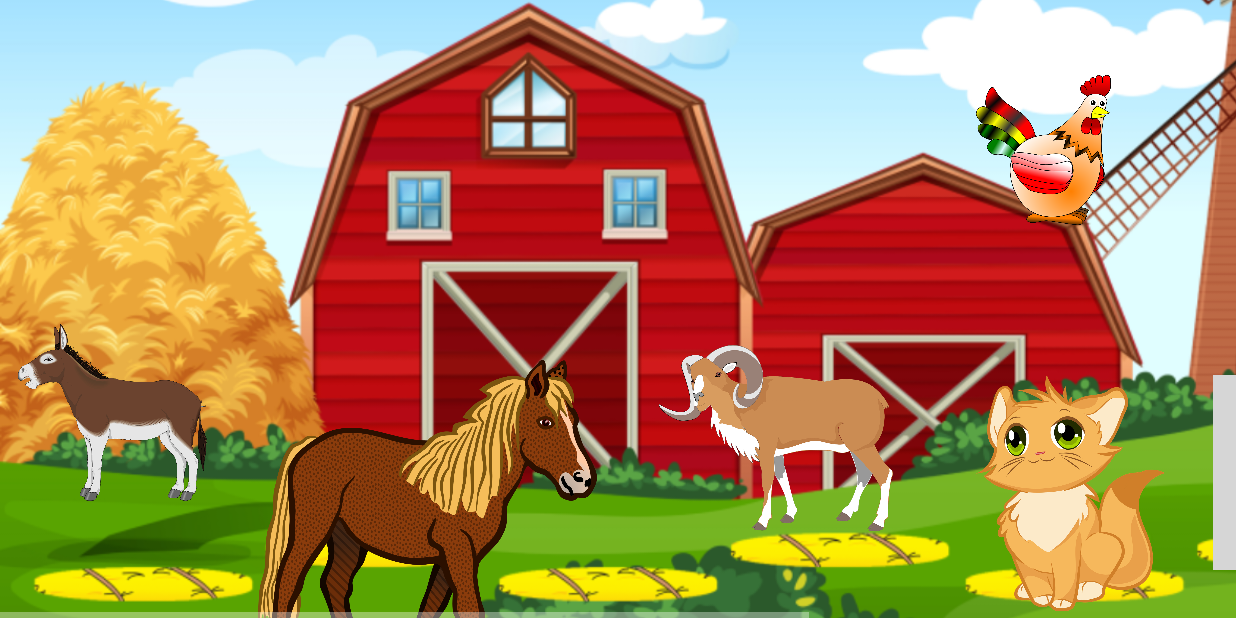
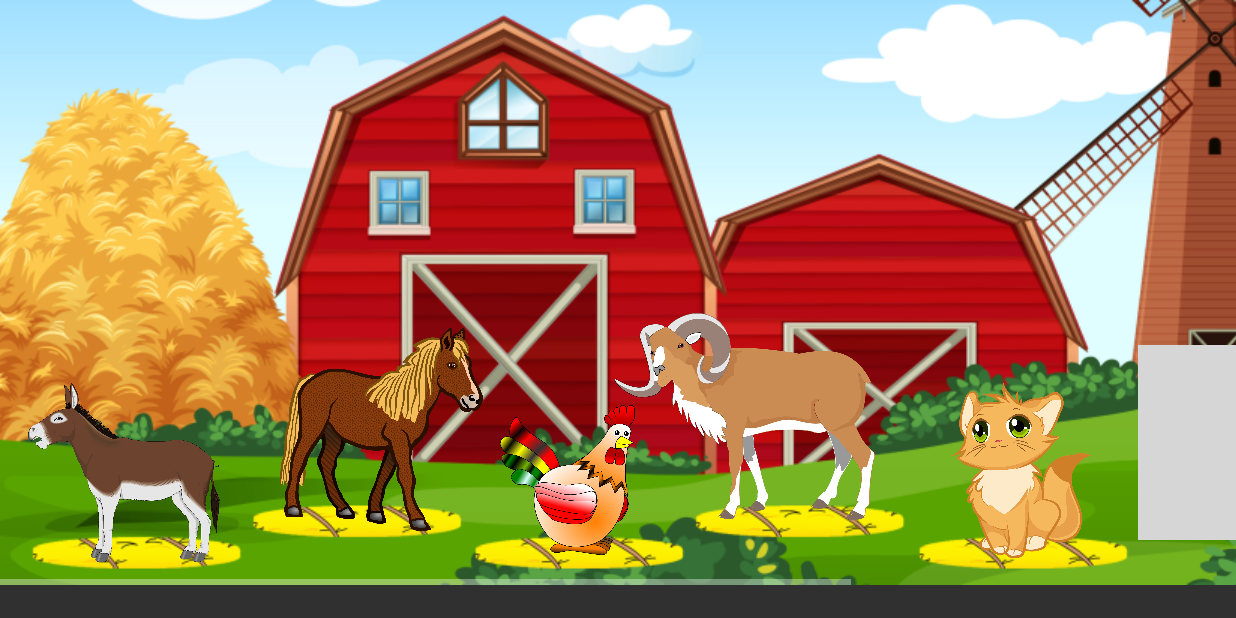
Before and after one commit to VictorHCH/AutiTec, an Android app: the Animales screen opened directly, with no data from a screen before it, on a phone screen of 824 x 412 dp (held sideways). Run offline under Robolectric (Android 15) with nearby library versions, the light colour scheme and no system bars; grey boxes are pictures that could not be loaded.

Commit message:
Versión 3.2.2
Ajuste de animales

```diff
--- a/Carrusel/app/src/main/res/layout/animales.xml
+++ b/Carrusel/app/src/main/res/layout/animales.xml
@@ -7,104 +7,113 @@
     tools:context=".Animales">
 
     <HorizontalScrollView
-        android:layout_width="match_parent"
-        android:layout_height="match_parent">
+        android:layout_width="wrap_content"
+        android:layout_height="wrap_content"
+        app:layout_constraintBottom_toBottomOf="parent"
+        app:layout_constraintLeft_toLeftOf="parent"
+        app:layout_constraintRight_toRightOf="parent"
+        app:layout_constraintTop_toTopOf="parent">
+
         <androidx.constraintlayout.widget.ConstraintLayout
             android:layout_width="match_parent"
-            android:layout_height="match_parent">
+            android:layout_height="match_parent"
+            app:layout_constraintBottom_toBottomOf="parent"
+            app:layout_constraintLeft_toLeftOf="parent"
+            app:layout_constraintRight_toRightOf="parent"
+            app:layout_constraintTop_toTopOf="parent">
 
 
             <ImageView
                 android:id="@+id/imageView"
-                android:layout_width="1257dp"
-                android:layout_height="422dp"
+                android:layout_width="wrap_content"
+                android:layout_height="wrap_content"
                 android:contentDescription="@string/fondo"
                 android:scaleType="fitXY"
                 app:layout_constraintBottom_toBottomOf="parent"
-                app:layout_constraintStart_toStartOf="parent"
+                app:layout_constraintHorizontal_bias="0.0"
+                app:layout_constraintLeft_toLeftOf="parent"
+                app:layout_constraintRight_toRightOf="parent"
                 app:layout_constraintTop_toTopOf="parent"
-                app:layout_constraintVertical_bias="1.0"
+                app:layout_constraintVertical_bias="0.0"
                 app:srcCompat="@drawable/fondo" />
 
             <ImageButton
                 android:id="@+id/burro"
-                android:layout_width="150dp"
-                android:layout_height="150dp"
-                android:layout_marginTop="210dp"
-                android:layout_marginEnd="100dp"
+                android:layout_width="165dp"
+                android:layout_height="139dp"
                 android:backgroundTint="#00FFFFFF"
                 android:contentDescription="@string/burro"
                 android:scaleType="fitCenter"
-                app:layout_constraintEnd_toEndOf="@id/imageView"
+                app:layout_constraintBottom_toBottomOf="parent"
                 app:layout_constraintHorizontal_bias="0.0"
-                app:layout_constraintStart_toStartOf="parent"
-                app:layout_constraintTop_toTopOf="@id/imageView"
+                app:layout_constraintLeft_toLeftOf="parent"
+                app:layout_constraintRight_toRightOf="parent"
+                app:layout_constraintTop_toTopOf="parent"
+                app:layout_constraintVertical_bias="0.98"
                 app:srcCompat="@drawable/burro_1"
                 tools:ignore="ImageContrastCheck" />
 
             <ImageButton
                 android:id="@+id/caballo"
-                android:layout_width="250dp"
-                android:layout_height="250dp"
-                android:layout_marginStart="10dp"
-                android:layout_marginTop="240dp"
+                android:layout_width="159dp"
+                android:layout_height="176dp"
                 android:backgroundTint="#00FFFFFF"
                 android:contentDescription="@string/caballo"
                 android:scaleType="fitStart"
-                app:layout_constraintEnd_toEndOf="parent"
-                app:layout_constraintHorizontal_bias="0.0"
-                app:layout_constraintStart_toEndOf="@+id/burro"
-                app:layout_constraintTop_toTopOf="@+id/imageView"
+                app:layout_constraintBottom_toBottomOf="parent"
+                app:layout_constraintHorizontal_bias="0.168"
+                app:layout_constraintLeft_toLeftOf="parent"
+                app:layout_constraintRight_toRightOf="parent"
+                app:layout_constraintTop_toTopOf="parent"
+                app:layout_constraintVertical_bias="0.976"
                 app:srcCompat="@drawable/caballo_1"
                 tools:ignore="ImageContrastCheck,ImageContrastCheck" />
 
             <ImageButton
                 android:id="@+id/cabra"
-                android:layout_width="180dp"
-                android:layout_height="150dp"
-                android:layout_marginStart="12dp"
-                android:layout_marginTop="230dp"
+                android:layout_width="197dp"
+                android:layout_height="181dp"
                 android:backgroundTint="#00FFFFFF"
                 android:contentDescription="@string/cabra"
                 android:scaleType="fitStart"
-                app:layout_constraintEnd_toEndOf="parent"
-                app:layout_constraintHorizontal_bias="0.008"
-                app:layout_constraintStart_toEndOf="@+id/caballo"
-                app:layout_constraintTop_toTopOf="@id/imageView"
+                app:layout_constraintBottom_toBottomOf="parent"
+                app:layout_constraintHorizontal_bias="0.398"
+                app:layout_constraintLeft_toLeftOf="parent"
+                app:layout_constraintRight_toRightOf="parent"
+                app:layout_constraintTop_toTopOf="parent"
+                app:layout_constraintVertical_bias="0.952"
                 app:srcCompat="@drawable/cabra_1"
                 tools:ignore="ImageContrastCheck" />
-
 
             <ImageButton
                 android:id="@+id/gallina"
                 android:layout_width="120dp"
                 android:layout_height="120dp"
-                android:layout_marginStart="20dp"
-                android:layout_marginTop="50dp"
                 android:backgroundTint="#00FFFFFF"
                 android:contentDescription="@string/gallina"
                 android:scaleType="fitStart"
-                app:layout_constraintEnd_toEndOf="parent"
-                app:layout_constraintHorizontal_bias="0.022"
-                app:layout_constraintStart_toEndOf="@+id/cabra"
-                app:layout_constraintTop_toTopOf="@id/imageView"
+                app:layout_constraintBottom_toBottomOf="parent"
+                app:layout_constraintHorizontal_bias="0.298"
+                app:layout_constraintLeft_toLeftOf="parent"
+                app:layout_constraintRight_toRightOf="parent"
+                app:layout_constraintTop_toTopOf="parent"
+                app:layout_constraintVertical_bias="0.962"
                 app:srcCompat="@drawable/gallina_1"
                 tools:ignore="DuplicateSpeakableTextCheck,ImageContrastCheck,ImageContrastCheck" />
 
-
             <ImageButton
                 android:id="@+id/gato"
-                android:layout_width="150dp"
-                android:layout_height="200dp"
-                android:layout_marginStart="-120dp"
-                android:layout_marginTop="250dp"
+                android:layout_width="117dp"
+                android:layout_height="143dp"
                 android:backgroundTint="#00FFFFFF"
                 android:contentDescription="@string/gato"
                 android:scaleType="fitStart"
-                app:layout_constraintEnd_toEndOf="parent"
-                app:layout_constraintHorizontal_bias="0.0"
-                app:layout_constraintStart_toEndOf="@+id/gallina"
-                app:layout_constraintTop_toTopOf="@id/imageView"
+                app:layout_constraintBottom_toBottomOf="parent"
+                app:layout_constraintHorizontal_bias="0.576"
+                app:layout_constraintLeft_toLeftOf="parent"
+                app:layout_constraintRight_toRightOf="parent"
+                app:layout_constraintTop_toTopOf="parent"
+                app:layout_constraintVertical_bias="0.995"
                 app:srcCompat="@drawable/gato_1"
                 tools:ignore="ImageContrastCheck" />
 
@@ -112,15 +121,15 @@
                 android:id="@+id/mono"
                 android:layout_width="130dp"
                 android:layout_height="130dp"
-                android:layout_marginStart="50dp"
-                android:layout_marginTop="260dp"
                 android:backgroundTint="#00FFFFFF"
                 android:contentDescription="@string/mono"
                 android:scaleType="fitStart"
-                app:layout_constraintEnd_toEndOf="parent"
-                app:layout_constraintHorizontal_bias="0.0"
-                app:layout_constraintStart_toEndOf="@+id/gallina"
-                app:layout_constraintTop_toTopOf="@id/imageView"
+                app:layout_constraintBottom_toBottomOf="parent"
+                app:layout_constraintHorizontal_bias="0.711"
+                app:layout_constraintLeft_toLeftOf="parent"
+                app:layout_constraintRight_toRightOf="parent"
+                app:layout_constraintTop_toTopOf="parent"
+                app:layout_constraintVertical_bias="0.884"
                 app:srcCompat="@drawable/mono"
                 tools:ignore="ImageContrastCheck" />
 
@@ -128,34 +137,33 @@
                 android:id="@+id/patito"
                 android:layout_width="120dp"
                 android:layout_height="120dp"
-                android:layout_marginStart="210dp"
-                android:layout_marginTop="70dp"
                 android:backgroundTint="#00FFFFFF"
                 android:contentDescription="@string/pato"
                 android:scaleType="fitStart"
-                app:layout_constraintEnd_toEndOf="parent"
-                app:layout_constraintHorizontal_bias="0.0"
-                app:layout_constraintStart_toEndOf="@+id/gallina"
-                app:layout_constraintTop_toTopOf="@id/imageView"
+                app:layout_constraintBottom_toBottomOf="parent"
+                app:layout_constraintHorizontal_bias="1.0"
+                app:layout_constraintLeft_toLeftOf="parent"
+                app:layout_constraintRight_toRightOf="parent"
+                app:layout_constraintTop_toTopOf="parent"
+                app:layout_constraintVertical_bias="0.914"
                 app:srcCompat="@drawable/pato"
                 tools:ignore="ImageContrastCheck" />
 
             <ImageButton
                 android:id="@+id/pavito"
-                android:layout_width="300dp"
-                android:layout_height="200dp"
-                android:layout_marginStart="200dp"
-                android:layout_marginTop="250dp"
+                android:layout_width="188dp"
+                android:layout_height="140dp"
                 android:backgroundTint="#00FFFFFF"
                 android:contentDescription="@string/pavo"
                 android:scaleType="fitStart"
-                app:layout_constraintEnd_toEndOf="parent"
-                app:layout_constraintHorizontal_bias="0.0"
-                app:layout_constraintStart_toEndOf="@+id/gallina"
-                app:layout_constraintTop_toTopOf="@id/imageView"
+                app:layout_constraintBottom_toBottomOf="parent"
+                app:layout_constraintHorizontal_bias="0.881"
+                app:layout_constraintLeft_toLeftOf="parent"
+                app:layout_constraintRight_toRightOf="parent"
+                app:layout_constraintTop_toTopOf="parent"
+                app:layout_constraintVertical_bias="0.98"
                 app:srcCompat="@drawable/pavo"
                 tools:ignore="ImageContrastCheck" />
-
 
 
         </androidx.constraintlayout.widget.ConstraintLayout>
@@ -164,5 +172,4 @@
     </HorizontalScrollView>
 
 
-
 </androidx.constraintlayout.widget.ConstraintLayout>
```
